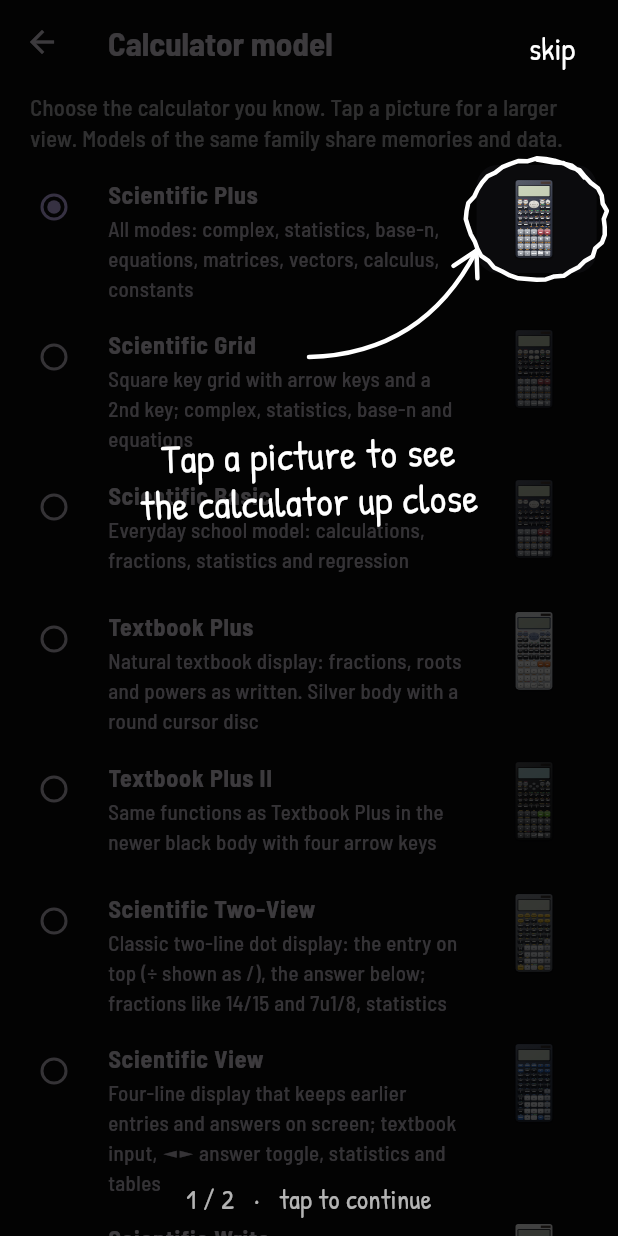
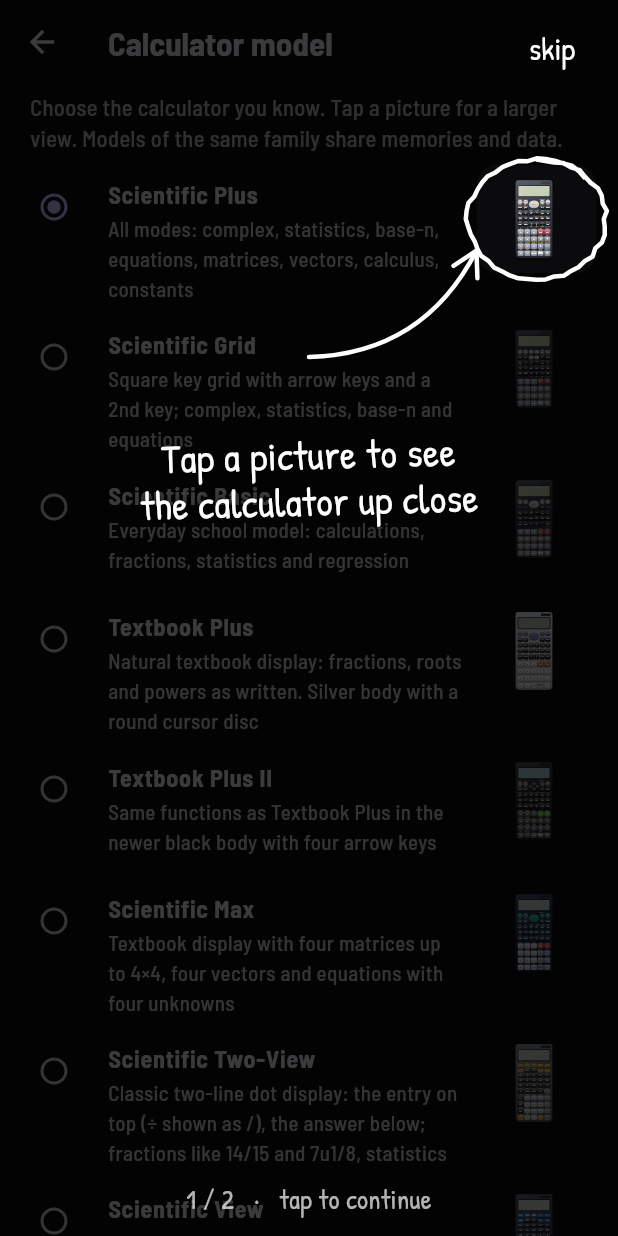
Before and after one commit to winzerprince/w-calc, a Flutter app: the ModelPage screen opened directly, on a phone screen of 412 x 824 dp. Run offline on Flutter 3.47's test engine with Material 3 defaults, Android fonts, the phone set to English and light mode, and no system bars; our stand-ins replace shared_preferences, web; missing offline and left inert: dart:js_interop; accounts and stored records are empty.

Commit message:
feat: Scientific Max model with 4×4 matrices and four unknowns (#89)
- Engine option bigLinear: MatA–MatD / VctA–VctD (new tokens), matrix size typed as m? n? (1–4), EQN page 2 with four unknowns (X Y Z T).
- Two-page matrix size menu fixed (1×3 and 1×2 were not shown).
- Model Scientific Max with Ocean skin; tests (4×4 determinant, four unknowns).

Co-authored-by: Claude Opus 5.5 <noreply@anthropic.com>

```diff
--- a/lib/app/calc_model.dart
+++ b/lib/app/calc_model.dart
@@ -23,7 +23,11 @@ class CalcModel {
     this.profile = NaturalProfile.textbook,
     this.naturalModes,
     this.indicatorLabels = const {},
+    this.bigLinear = false,
   });
+
+  /// Textbook family: MatA–MatD up to 4 × 4, VctA–VctD, four unknowns.
+  final bool bigLinear;
 
   /// Textbook family: screen layout (single expression or four-line history).
   final NaturalProfile profile;
@@ -46,6 +50,7 @@ class CalcModel {
     CalcFamily.textbook => NaturalCalculator(
       profile: profile,
       modes: naturalModes,
+      bigLinear: bigLinear,
     ),
   };
 
@@ -187,12 +192,28 @@ class CalcModel {
     indicatorLabels: {Indicator.shift: '2nd'},
   );
 
+  /// Textbook display with bigger linear algebra (four 4 × 4 matrices,
+  /// four vectors, four unknowns).
+  static final max = CalcModel(
+    id: 'max',
+    name: 'Scientific Max',
+    description:
+        'Textbook display with four matrices up to 4×4, four vectors and '
+        'equations with four unknowns',
+    features: CalcFeatures.full,
+    layout: textbookDiscLayout,
+    family: CalcFamily.textbook,
+    skinId: 'ocean',
+    bigLinear: true,
+  );
+
   static final all = [
     plus,
     grid,
     basic,
     textbook,
     textbook2,
+    max,
     twoView,
     view,
     write,
--- a/lib/ui/skin.dart
+++ b/lib/ui/skin.dart
@@ -360,6 +360,40 @@ class CalcSkin {
     solarStrip: Color(0xFF2A221E),
   );
 
+  /// Ocean: deep navy body, light grey keys, teal accents.
+  static const ocean = CalcSkin(
+    id: 'ocean',
+    name: 'Ocean',
+    description: 'Deep navy body, light grey keys, teal accents',
+    background: Color(0xFF07101C),
+    bodyTop: Color(0xFF1C2D4A),
+    body: Color(0xFF101C31),
+    bezel: Color(0xFF0A1220),
+    brandText: Color(0xFFE3ECF8),
+    modifierKey: Color(0xFF2BB3A3),
+    modifierText: Color(0xFF06231F),
+    functionKey: Color(0xFF26344F),
+    functionText: Color(0xFFF1F5FB),
+    digitKey: Color(0xFFDDE2EA),
+    digitText: Color(0xFF14203A),
+    operatorKey: Color(0xFFB7C1D1),
+    clearKey: Color(0xFFE0574F),
+    clearText: Color(0xFFFFFFFF),
+    disc: Color(0xFF2BB3A3),
+    discMark: Color(0xFF06231F),
+    labels: {
+      LabelKind.shift: Color(0xFF52D6C4),
+      LabelKind.alpha: Color(0xFFFF8FA3),
+      LabelKind.complex: Color(0xFFC9A3FF),
+      LabelKind.stat: Color(0xFF8CC0FF),
+      LabelKind.base: Color(0xFF8FE6A2),
+      LabelKind.plain: Color(0xFFE3ECF8),
+      LabelKind.neutral: Color(0xFFA9B6CB),
+    },
+    lcd: LcdPalette(glass: Color(0xFFBFD0C8), ink: Color(0xFF142026)),
+    solarStrip: Color(0xFF221B18),
+  );
+
   static const all = [
     classic,
     midnight,
@@ -370,6 +404,7 @@ class CalcSkin {
     slate,
     pearl,
     graphite,
+    ocean,
   ];
 
   static CalcSkin byId(String? id) =>
--- a/packages/wcalc_engine/lib/src/input/token.dart
+++ b/packages/wcalc_engine/lib/src/input/token.dart
@@ -168,10 +168,12 @@ enum Tok {
   matA('MatA', TokKind.operand),
   matB('MatB', TokKind.operand),
   matC('MatC', TokKind.operand),
+  matD('MatD', TokKind.operand),
   matAns('MatAns', TokKind.operand),
   vctA('VctA', TokKind.operand),
   vctB('VctB', TokKind.operand),
   vctC('VctC', TokKind.operand),
+  vctD('VctD', TokKind.operand),
   vctAns('VctAns', TokKind.operand),
   det('Det ', TokKind.prefix),
   trn('Trn ', TokKind.prefix),
```
Also changed, not shown: packages/wcalc_engine/lib/src/natural/natural_calculator.dart (+77 -21 lines), 2 other files.
